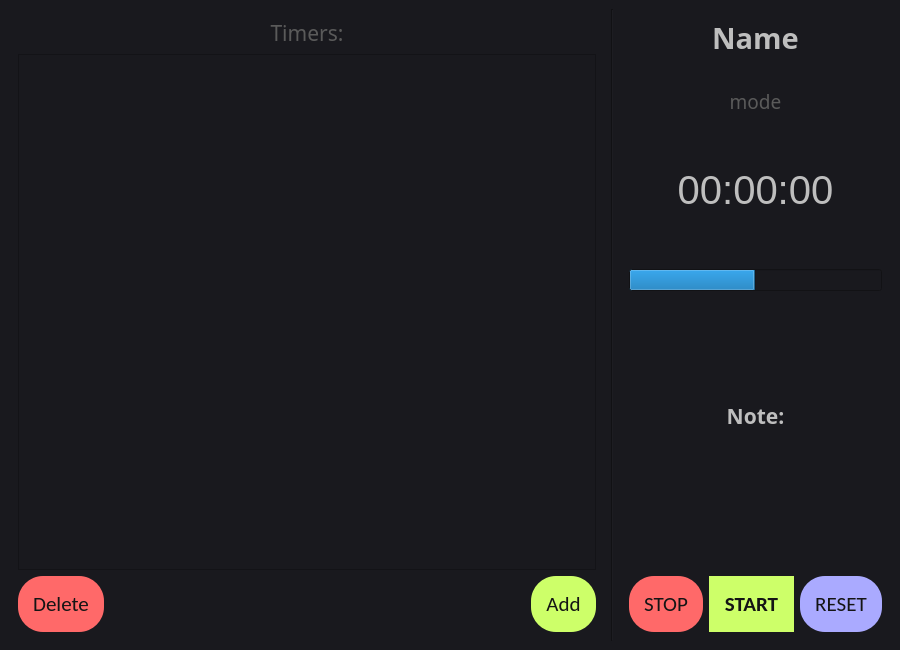
Above: Timer/mainwindow.ui from WAG13/Timer-Qt before the change. Below: the same form after it.
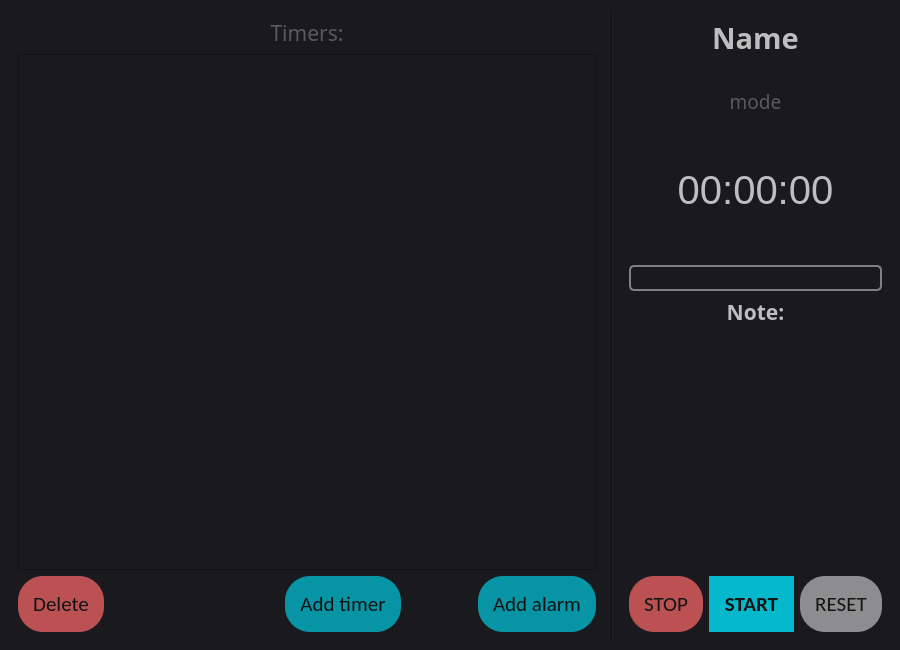
That is the form after the change.

What changed in the file:
```diff
--- a/Timer/mainwindow.ui
+++ b/Timer/mainwindow.ui
@@ -96,6 +96,9 @@
         <layout class="QHBoxLayout" name="horizontalLayout_3">
          <item alignment="Qt::AlignLeft">
           <widget class="QPushButton" name="delete_button">
+           <property name="enabled">
+            <bool>false</bool>
+           </property>
            <property name="font">
             <font>
              <family>Calibri</family>
@@ -104,7 +107,7 @@
            </property>
            <property name="styleSheet">
             <string notr="true">color:rgb(20, 20, 20);
-background-color: rgb(255, 105, 105);
+background-color: rgb(255, 105, 105, 180);
 border-radius: 25px;
 padding: 15px;
 min-width: 5em;</string>
@@ -115,7 +118,27 @@
           </widget>
          </item>
          <item alignment="Qt::AlignRight">
-          <widget class="QPushButton" name="add_button">
+          <widget class="QPushButton" name="add_timer_button">
+           <property name="font">
+            <font>
+             <family>Calibri</family>
+             <pointsize>16</pointsize>
+            </font>
+           </property>
+           <property name="styleSheet">
+            <string notr="true">color:rgb(20, 20, 20);
+background-color: rgba(0, 200, 220, 180);
+border-radius: 25px;
+padding: 15px;
+min-width: 5em;</string>
+           </property>
+           <property name="text">
+            <string>Add timer</string>
+           </property>
+          </widget>
+         </item>
+         <item alignment="Qt::AlignRight">
+          <widget class="QPushButton" name="add_alarm_button">
            <property name="font">
             <font>
              <family>Calibri</family>
@@ -126,13 +149,13 @@
            </property>
            <property name="styleSheet">
             <string notr="true">color:rgb(20, 20, 20);
-background-color: rgb(205, 255, 105);
+background-color: rgba(0, 200, 220, 180);
 border-radius: 25px;
 padding: 15px;
 min-width: 5em;</string>
            </property>
            <property name="text">
-            <string>Add</string>
+            <string>Add alarm</string>
            </property>
           </widget>
          </item>
@@ -216,8 +239,22 @@
          </item>
          <item alignment="Qt::AlignBottom">
           <widget class="QProgressBar" name="progressBar">
+           <property name="styleSheet">
+            <string notr="true">QProgressBar {
+    border: 2px solid grey;
+    border-radius: 5px;
+}
+
+QProgressBar::chunk {
+    background-color: #05B8CC;
+    width: 20px;
+}</string>
+           </property>
+           <property name="maximum">
+            <number>100</number>
+           </property>
            <property name="value">
-            <number>50</number>
+            <number>0</number>
            </property>
            <property name="alignment">
             <set>Qt::AlignCenter</set>
@@ -237,7 +274,7 @@
        </item>
        <item>
         <layout class="QVBoxLayout" name="verticalLayout_3">
-         <item alignment="Qt::AlignBottom">
+         <item alignment="Qt::AlignTop">
           <widget class="QLabel" name="label_3">
            <property name="font">
             <font>
@@ -296,12 +333,17 @@
             </font>
            </property>
            <property name="styleSheet">
-            <string notr="true">color: rgb(20, 20, 20);
-background-color: rgb(255, 105, 105);
+            <string notr="true">QPushButton {
+color:rgb(20, 20, 20);
+background-color: rgb(255, 105, 105, 180);
 border-radius: 25px;
 padding: 15px;
 min-width: 5em;
-</string>
+}
+
+QPushButton:pressed {
+    background-color: rgb(255, 105, 105, 150);
+}</string>
            </property>
            <property name="text">
             <string>STOP</string>
@@ -320,12 +362,18 @@
             </font>
            </property>
            <property name="styleSheet">
-            <string notr="true">color:rgb(20, 20, 20);
-background-color: rgb(205, 255, 105);
+            <string notr="true">QPushButton {
+color:rgb(20, 20, 20);
+background-color: rgb(5, 184, 204);
 border-radius: 55px;
 padding: 15px;
 min-width: 5em;
-min-height: 5em;</string>
+min-height: 5em;
+}
+
+QPushButton:pressed {
+    background-color: rgb(5, 184, 204, 180);
+}</string>
            </property>
            <property name="text">
             <string>START</string>
@@ -350,11 +398,17 @@
             </font>
            </property>
            <property name="styleSheet">
-            <string notr="true">color:rgb(20, 20, 20);
-background-color: rgb(170, 170, 255);
+            <string notr="true">QPushButton {
+color:rgb(20, 20, 20);
+background-color: rgb(190, 190, 190, 180);
 border-radius: 25px;
 padding: 15px;
-min-width: 5em;</string>
+min-width: 5em;
+}
+
+QPushButton:pressed {
+    background-color: rgb(190, 190, 190, 150);
+}</string>
            </property>
            <property name="text">
             <string>RESET</string>
```
Left out of the diff: 2 changed lines with no effect on the pictures.
